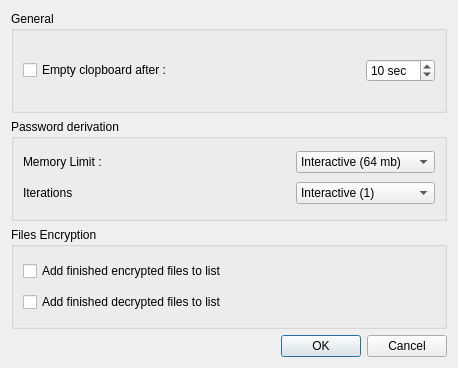
Before: the Qt Designer form arsenic/configDialog.ui in Antidote1911/arsenic, drawn with Qt 5.
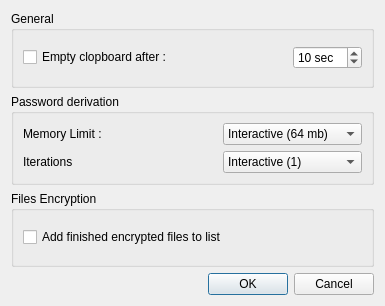
After: the same form once the commit is applied.

Diff of the .ui file:
```diff
--- a/arsenic/configDialog.ui
+++ b/arsenic/configDialog.ui
@@ -6,8 +6,8 @@
    <rect>
     <x>0</x>
     <y>0</y>
-    <width>458</width>
-    <height>368</height>
+    <width>385</width>
+    <height>306</height>
    </rect>
   </property>
   <property name="windowTitle">
@@ -145,13 +145,6 @@
       <string>Files Encryption</string>
      </property>
      <layout class="QGridLayout" name="gridLayout_3">
-      <item row="1" column="0">
-       <widget class="QCheckBox" name="checkAddDecrypted">
-        <property name="text">
-         <string>Add finished decrypted files to list</string>
-        </property>
-       </widget>
-      </item>
       <item row="0" column="0">
        <widget class="QCheckBox" name="checkAddEncrypted">
         <property name="text">
```
